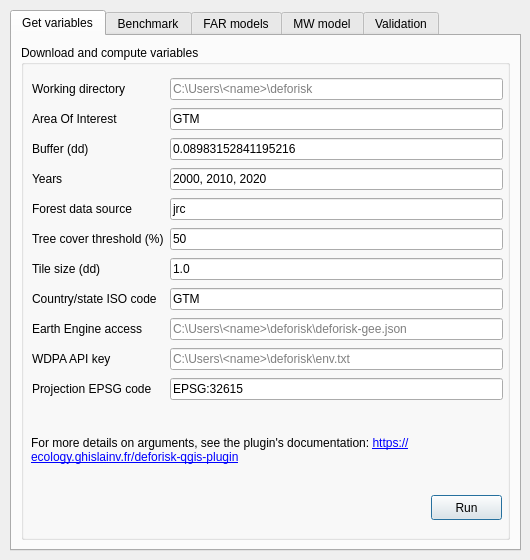
Above: deforisk_plugin_dialog_base.ui from ghislainv/deforisk-qgis-plugin before the change. Below: the same form after it.
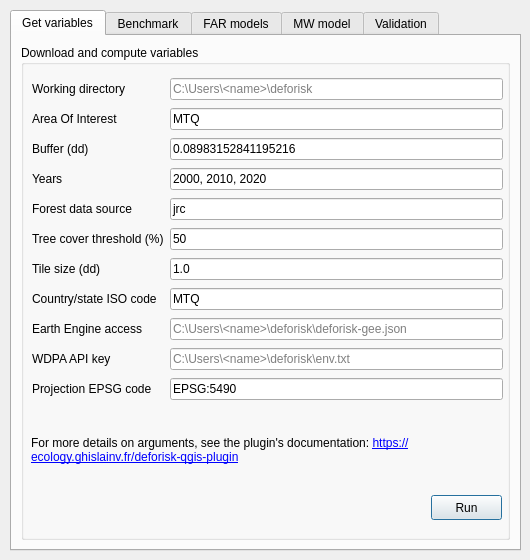
That is the form after the change. The open tabs and pages were chosen to show the change.

Patch:
```diff
--- a/deforisk_plugin_dialog_base.ui
+++ b/deforisk_plugin_dialog_base.ui
@@ -104,7 +104,7 @@
          <item row="1" column="1">
           <widget class="QLineEdit" name="aoi">
            <property name="text">
-            <string>GTM</string>
+            <string>MTQ</string>
            </property>
            <property name="placeholderText">
             <string>MTQ</string>
@@ -206,7 +206,7 @@
          <item row="7" column="1">
           <widget class="QLineEdit" name="isocode">
            <property name="text">
-            <string>GTM</string>
+            <string>MTQ</string>
            </property>
            <property name="placeholderText">
             <string>MTQ</string>
@@ -251,7 +251,7 @@
          <item row="10" column="1">
           <widget class="QLineEdit" name="proj">
            <property name="text">
-            <string>EPSG:32615</string>
+            <string>EPSG:5490</string>
            </property>
            <property name="placeholderText">
             <string>EPSG:5490</string>
```
Left out of the diff: 6 changed lines with no effect on the pictures.
